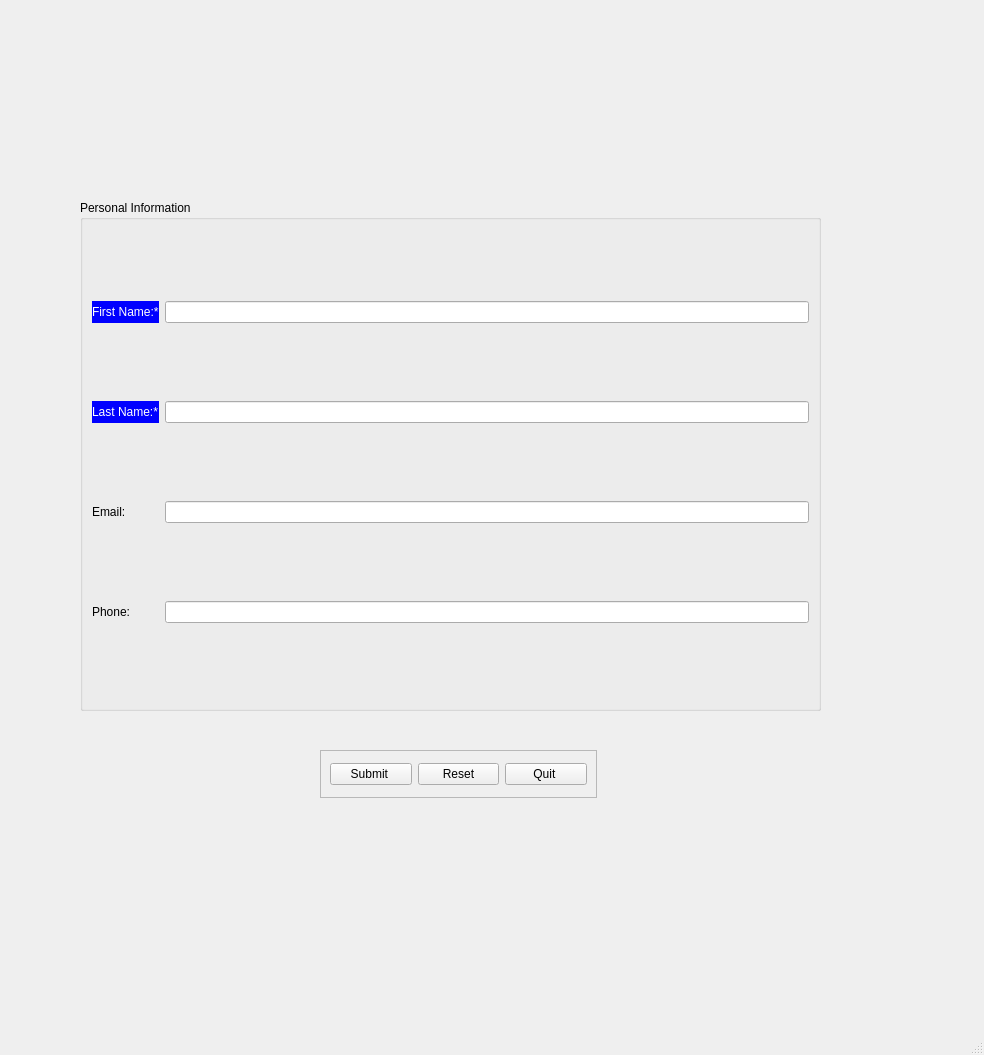
jay-james-edu/Tkinter-Test-Projects, file Project 8/asn8.ui: the form before one commit.
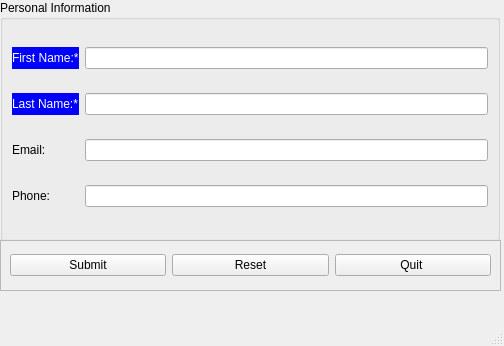
The form after the commit.

The edit to the form file:
```diff
--- a/Project 8/asn8.ui
+++ b/Project 8/asn8.ui
@@ -6,8 +6,8 @@
    <rect>
     <x>0</x>
     <y>0</y>
-    <width>984</width>
-    <height>1055</height>
+    <width>504</width>
+    <height>346</height>
    </rect>
   </property>
   <property name="sizePolicy">
@@ -29,10 +29,10 @@
    <widget class="QGroupBox" name="lblFrPerson">
     <property name="geometry">
      <rect>
-      <x>80</x>
-      <y>200</y>
-      <width>741</width>
-      <height>511</height>
+      <x>0</x>
+      <y>0</y>
+      <width>500</width>
+      <height>241</height>
      </rect>
     </property>
     <property name="title">
@@ -104,10 +104,10 @@
    <widget class="QFrame" name="fraButtons">
     <property name="geometry">
      <rect>
-      <x>320</x>
-      <y>750</y>
-      <width>277</width>
-      <height>48</height>
+      <x>0</x>
+      <y>240</y>
+      <width>501</width>
+      <height>51</height>
      </rect>
     </property>
     <property name="frameShape">
@@ -126,7 +126,7 @@
         </size>
        </property>
        <property name="text">
-        <string>Submit </string>
+        <string>Submit</string>
        </property>
       </widget>
      </item>
```
Left out of the diff: 2 changed lines with no effect on the pictures.
